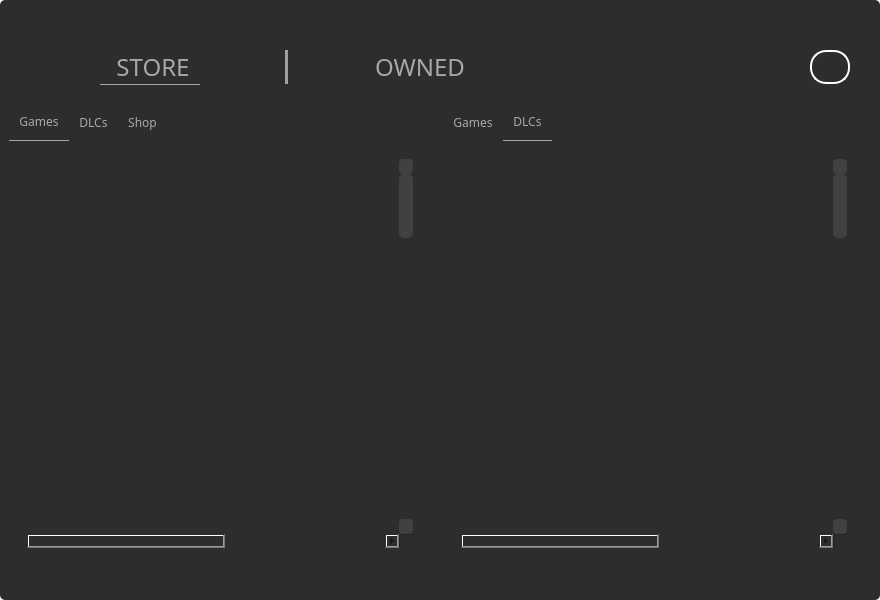
Old version of the form kold_launcher_main.ui in the repository Windokk/Crystal_Launcher.
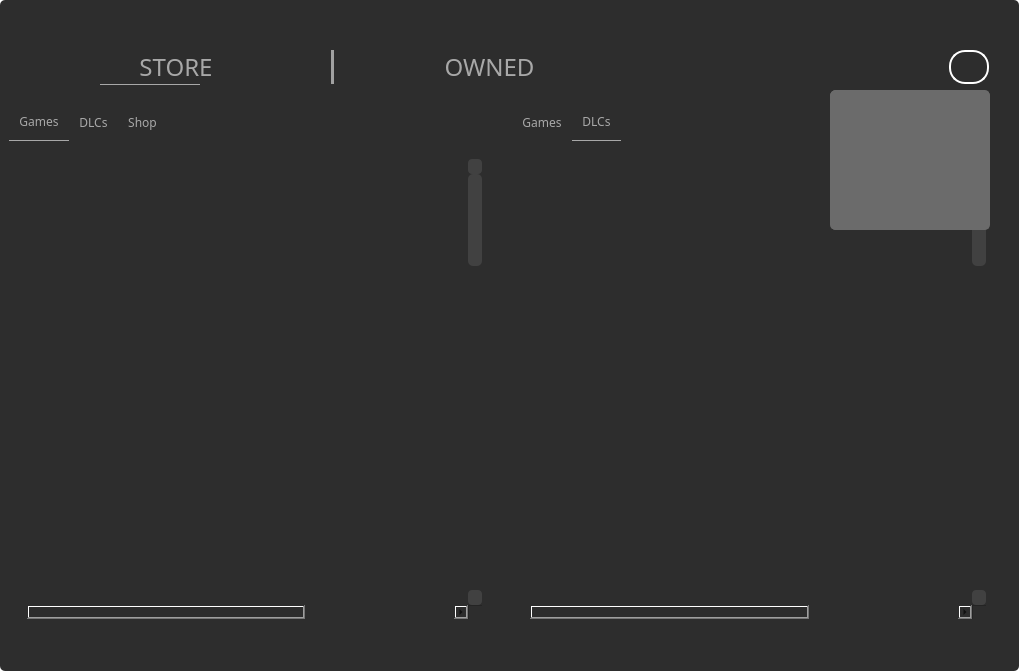
New version of the form. The open tabs and pages were chosen to show the change. Icons and pictures are not drawn.

The edit to the form file:
```diff
--- a/kold_launcher_main.ui
+++ b/kold_launcher_main.ui
@@ -6,8 +6,8 @@
    <rect>
     <x>0</x>
     <y>0</y>
-    <width>880</width>
-    <height>600</height>
+    <width>1019</width>
+    <height>671</height>
    </rect>
   </property>
   <property name="minimumSize">
@@ -1861,23 +1861,57 @@
            </widget>
           </item>
           <item>
-           <widget class="QPushButton" name="resizer">
+           <widget class="QFrame" name="resizer">
             <property name="sizePolicy">
-             <sizepolicy hsizetype="Minimum" vsizetype="Fixed">
+             <sizepolicy hsizetype="Expanding" vsizetype="Expanding">
               <horstretch>0</horstretch>
               <verstretch>0</verstretch>
              </sizepolicy>
             </property>
-            <property name="cursor">
-             <cursorShape>SizeFDiagCursor</cursorShape>
+            <property name="maximumSize">
+             <size>
+              <width>28</width>
+              <height>28</height>
+             </size>
             </property>
-            <property name="text">
-             <string/>
+            <property name="styleSheet">
+             <string notr="true"/>
             </property>
-            <property name="icon">
-             <iconset>
-              <normaloff>icons/resize-dots.png</normaloff>icons/resize-dots.png</iconset>
+            <property name="frameShape">
+             <enum>QFrame::StyledPanel</enum>
             </property>
+            <property name="frameShadow">
+             <enum>QFrame::Raised</enum>
+            </property>
+            <widget class="QLabel" name="resizer_icon">
+             <property name="geometry">
+              <rect>
+               <x>4</x>
+               <y>0</y>
+               <width>21</width>
+               <height>21</height>
+              </rect>
+             </property>
+             <property name="text">
+              <string/>
+             </property>
+             <property name="pixmap">
+              <pixmap>icons/resize-dots.png</pixmap>
+             </property>
+             <property name="scaledContents">
+              <bool>true</bool>
+             </property>
+            </widget>
+            <widget class="QSizeGrip" name="aaaa" native="true">
+             <property name="geometry">
+              <rect>
+               <x>6</x>
+               <y>4</y>
+               <width>21</width>
+               <height>21</height>
+              </rect>
+             </property>
+            </widget>
            </widget>
           </item>
          </layout>
@@ -1887,8 +1921,30 @@
      </widget>
     </item>
    </layout>
+   <widget class="QFrame" name="player_menu_popup">
+    <property name="geometry">
+     <rect>
+      <x>830</x>
+      <y>90</y>
+      <width>160</width>
+      <height>140</height>
+     </rect>
+    </property>
+    <property name="styleSheet">
+     <string notr="true">background-color: rgb(107, 107, 107);
+border: 1px solid white;
+border-color: rgb(107, 107, 107);</string>
+    </property>
+   </widget>
   </widget>
  </widget>
+ <customwidgets>
+  <customwidget>
+   <class>QSizeGrip</class>
+   <extends>QWidget</extends>
+   <header>qsizegrip.h</header>
+  </customwidget>
+ </customwidgets>
  <resources/>
  <connections/>
 </ui>
```
Left out of the diff: 2 changed lines with no effect on the pictures.
